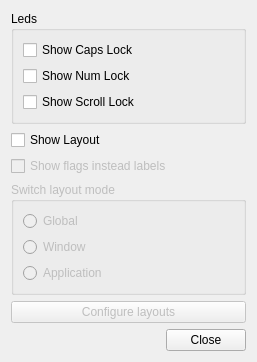
First picture: the form in src/kbdstateconfig.ui, repository zjes/lxqt-kbdstate, before the edit.
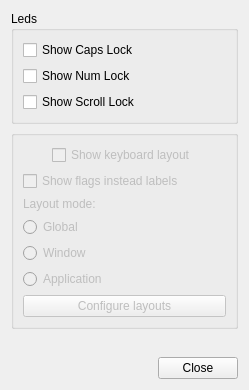
Second picture: the form after the edit.

The edit to the form file:
```diff
--- a/src/kbdstateconfig.ui
+++ b/src/kbdstateconfig.ui
@@ -6,8 +6,8 @@
    <rect>
     <x>0</x>
     <y>0</y>
-    <width>257</width>
-    <height>359</height>
+    <width>249</width>
+    <height>390</height>
    </rect>
   </property>
   <property name="windowTitle">
@@ -45,11 +45,50 @@
     </widget>
    </item>
    <item>
+    <widget class="QGroupBox" name="switchMode">
+     <property name="enabled">
+      <bool>false</bool>
+     </property>
+     <property name="title">
+      <string/>
+     </property>
+     <layout class="QVBoxLayout" name="verticalLayout_2">
+      <item>
+       <layout class="QHBoxLayout" name="horizontalLayout">
+        <item>
+         <spacer name="horizontalSpacer">
+          <property name="orientation">
+           <enum>Qt::Horizontal</enum>
+          </property>
+          <property name="sizeHint" stdset="0">
+           <size>
+            <width>40</width>
+            <height>20</height>
+           </size>
+          </property>
+         </spacer>
+        </item>
+        <item>
     <widget class="QCheckBox" name="showLayout">
      <property name="text">
-      <string>Show Layout</string>
-     </property>
-    </widget>
+           <string>Show keyboard layout</string>
+          </property>
+         </widget>
+        </item>
+        <item>
+         <spacer name="horizontalSpacer_2">
+          <property name="orientation">
+           <enum>Qt::Horizontal</enum>
+          </property>
+          <property name="sizeHint" stdset="0">
+           <size>
+            <width>40</width>
+            <height>20</height>
+           </size>
+          </property>
+         </spacer>
+        </item>
+       </layout>
    </item>
    <item>
     <widget class="QCheckBox" name="showFlags">
@@ -62,14 +101,12 @@
     </widget>
    </item>
    <item>
-    <widget class="QGroupBox" name="switchMode">
-     <property name="enabled">
-      <bool>false</bool>
-     </property>
-     <property name="title">
-      <string>Switch layout mode</string>
-     </property>
-     <layout class="QVBoxLayout" name="verticalLayout_2">
+       <widget class="QLabel" name="label">
+        <property name="text">
+         <string>Layout mode:</string>
+        </property>
+       </widget>
+      </item>
       <item>
        <widget class="QRadioButton" name="switchGlobal">
         <property name="text">
@@ -100,9 +137,6 @@
         </attribute>
        </widget>
       </item>
-     </layout>
-    </widget>
-   </item>
    <item>
     <widget class="QPushButton" name="configureLayouts">
      <property name="enabled">
@@ -111,6 +145,9 @@
      <property name="text">
       <string>Configure layouts</string>
      </property>
+       </widget>
+      </item>
+     </layout>
     </widget>
    </item>
    <item>
```
Lines whose indentation alone changed are shown as unchanged.
